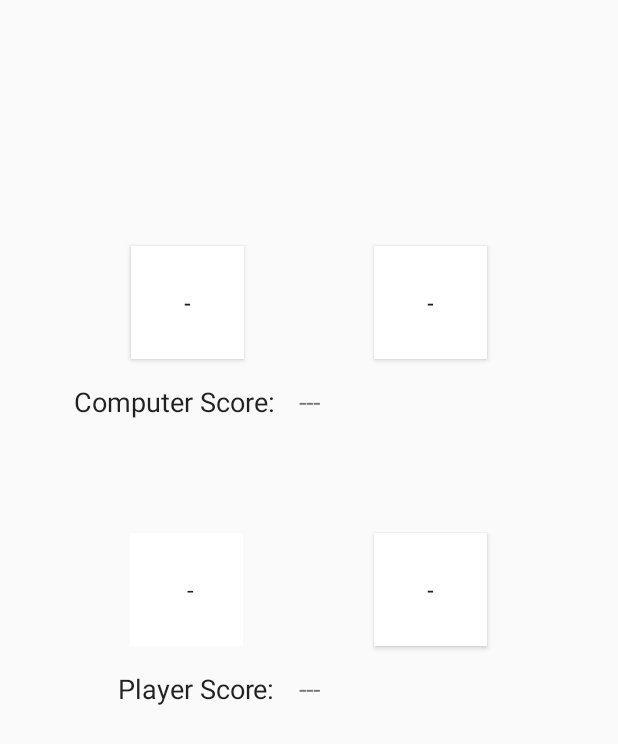
After one commit to maxschlesinger/team06_hw1, an Android app: the Gameplay_UI screen opened directly, with no data from a screen before it, on a phone screen of 412 x 824 dp. The commit adds this screen. Shown: the top 744 px of the screen. Run offline under Robolectric (Android 15) with nearby library versions, the phone set to English and light mode, and no system bars.

Commit message:
gameplay ui initial development
4 dice that are actually just buttons. One of which is a spinner. No need for additional real estate for other buttons. referenced strings are used to display text on rolled buttons. I figured this be the easy way to change the value displayed on the button.

```diff
--- a/HW1_DiceGame/app/src/main/AndroidManifest.xml
+++ b/HW1_DiceGame/app/src/main/AndroidManifest.xml
@@ -16,6 +16,13 @@
                 <category android:name="android.intent.category.LAUNCHER" />
             </intent-filter>
         </activity>
+        <activity android:name=".Gameplay_UI"
+            android:parentActivityName=".StartScreen">
+            <!-- The meta-data tag is required if you support API level 15 and lower -->
+            <meta-data
+                android:name="android.support.PARENT_ACTIVITY"
+                android:value=".StartScreen" />
+        </activity>
     </application>
 
 </manifest>
--- /dev/null
+++ b/HW1_DiceGame/app/src/main/java/edu/fullerton/csu/team06/hw1_dicegame/Gameplay_UI.java
@@ -0,0 +1,61 @@
+package edu.fullerton.csu.team06.hw1_dicegame;
+
+import android.content.Intent;
+import android.support.v7.app.AppCompatActivity;
+import android.os.Bundle;
+import android.view.View;
+import android.widget.AdapterView;
+import android.widget.ArrayAdapter;
+import android.widget.Spinner;
+import android.widget.Toast;
+
+public class Gameplay_UI extends AppCompatActivity {
+    Spinner spinner;
+    ArrayAdapter<CharSequence> adapter;
+
+    @Override
+    protected void onCreate(Bundle savedInstanceState) {
+        super.onCreate(savedInstanceState);
+        setContentView(R.layout.activity_gameplay__ui);
+
+        // Get the Intent that started this activity
+        Intent intent = getIntent();
+
+        spinner = (Spinner)findViewById(R.id.spinner);
+        adapter = ArrayAdapter.createFromResource(this,R.array.dice_values,android.R.layout.simple_spinner_item);
+        adapter.setDropDownViewResource(android.R.layout.simple_spinner_item);
+        spinner.setAdapter(adapter);
+
+        spinner.setOnItemSelectedListener(new AdapterView.OnItemSelectedListener() {
+            @Override
+            public void onItemSelected(AdapterView<?> parent, View view, int position, long id) {
+                if  (position > 1) {
+                    Toast.makeText(getBaseContext(), parent.getItemIdAtPosition(position) + " selected", Toast.LENGTH_SHORT).show();
+                    Player_choose(parent);
+                }
+            }
+
+            @Override
+            public void onNothingSelected(AdapterView<?> parent) {
+
+            }
+        });
+    }
+    /** Called when the user taps either of the CPU dice */
+    public void CPU_roll(View view) {
+        //System.out.println("CPU rolls 2 dice");
+        Toast.makeText(getBaseContext(),"CPU rolls 2 dice",Toast.LENGTH_SHORT).show();
+    }
+
+    /** Called when the player selects a value for the first player dice */
+    public void Player_choose(View view) {
+        //System.out.println("Player chooses first dice");
+        Toast.makeText(getBaseContext(),"Player chooses first dice",Toast.LENGTH_SHORT).show();
+    }
+
+    /** Called when the player taps the second player dice */
+    public void Player_roll(View view) {
+        //System.out.println("Player rolls second dice");
+        Toast.makeText(getBaseContext(),"Player rolls second dice",Toast.LENGTH_SHORT).show();
+    }
+}
--- a/HW1_DiceGame/app/src/main/java/edu/fullerton/csu/team06/hw1_dicegame/StartScreen.java
+++ b/HW1_DiceGame/app/src/main/java/edu/fullerton/csu/team06/hw1_dicegame/StartScreen.java
@@ -1,14 +1,23 @@
 package edu.fullerton.csu.team06.hw1_dicegame;
 
+import android.content.Intent;
 import android.support.v7.app.AppCompatActivity;
 import android.os.Bundle;
+import android.view.View;
 import android.view.Window;
 
 public class StartScreen extends AppCompatActivity {
-
+    public static final String EXTRA_MESSAGE = "com.example.myfirstapp.MESSAGE";
     @Override
     protected void onCreate(Bundle savedInstanceState) {
         super.onCreate(savedInstanceState);
         setContentView(R.layout.activity_start_screen);
     }
+
+    /** Called when the user taps the Play button */
+    public void playGame(View view) {
+        Intent intent = new Intent(this, Gameplay_UI.class);
+        startActivity(intent);
+    }
+
 }
--- /dev/null
+++ b/HW1_DiceGame/app/src/main/res/layout/activity_gameplay__ui.xml
@@ -0,0 +1,125 @@
+<?xml version="1.0" encoding="utf-8"?>
+<android.support.constraint.ConstraintLayout xmlns:android="http://schemas.android.com/apk/res/android"
+    xmlns:app="http://schemas.android.com/apk/res-auto"
+    xmlns:tools="http://schemas.android.com/tools"
+    android:layout_width="match_parent"
+    android:layout_height="match_parent"
+    android:background="@android:color/transparent"
+    tools:context=".Gameplay_UI">
+
+    <TextView
+        android:id="@+id/CPU_Score_lbl3"
+        android:layout_width="wrap_content"
+        android:layout_height="wrap_content"
+        android:layout_marginEnd="16dp"
+        android:layout_marginRight="16dp"
+        android:layout_marginTop="16dp"
+        android:text="Player Score:"
+        android:textAppearance="@style/TextAppearance.AppCompat"
+        android:textSize="18sp"
+        app:layout_constraintEnd_toStartOf="@+id/Player_Score_value"
+        app:layout_constraintTop_toBottomOf="@+id/spinner" />
+
+    <TextView
+        android:id="@+id/Player_Score_value"
+        android:layout_width="wrap_content"
+        android:layout_height="wrap_content"
+        android:layout_marginTop="16dp"
+        android:text="---"
+        android:textSize="18sp"
+        app:layout_constraintEnd_toEndOf="parent"
+        app:layout_constraintStart_toStartOf="parent"
+        app:layout_constraintTop_toBottomOf="@+id/PLYR_D2" />
+
+    <Button
+        android:id="@+id/PLYR_D2"
+        android:layout_width="75dp"
+        android:layout_height="75dp"
+        android:layout_marginTop="116dp"
+        android:background="@android:color/background_light"
+        android:enabled="true"
+        android:onClick="Player_roll"
+        android:text="@string/player_d2"
+        app:layout_constraintEnd_toEndOf="parent"
+        app:layout_constraintStart_toEndOf="@+id/CPU_D1"
+        app:layout_constraintTop_toBottomOf="@+id/CPU_D2"
+        tools:barrierDirection="left" />
+
+    <Button
+        android:id="@+id/CPU_D1"
+        android:layout_width="75dp"
+        android:layout_height="75dp"
+        android:layout_marginTop="164dp"
+        android:background="@android:color/background_light"
+        android:enabled="true"
+        android:onClick="CPU_roll"
+        android:text="@string/cpu_d1"
+        app:layout_constraintEnd_toStartOf="@+id/CPU_D2"
+        app:layout_constraintHorizontal_bias="0.5"
+        app:layout_constraintStart_toStartOf="parent"
+        app:layout_constraintTop_toTopOf="parent"
+        tools:barrierDirection="left" />
+
+    <Button
+        android:id="@+id/CPU_D2"
+        android:layout_width="75dp"
+        android:layout_height="75dp"
+        android:layout_marginTop="164dp"
+        android:background="@android:color/background_light"
+        android:enabled="true"
+        android:onClick="CPU_roll"
+        android:text="@string/cpu_d2"
+        app:layout_constraintEnd_toEndOf="parent"
+        app:layout_constraintHorizontal_bias="0.5"
+        app:layout_constraintStart_toEndOf="@+id/CPU_D1"
+        app:layout_constraintTop_toTopOf="parent"
+        tools:barrierDirection="left" />
+
+    <TextView
+        android:id="@+id/CPU_Score_lbl"
+        android:layout_width="wrap_content"
+        android:layout_height="wrap_content"
+        android:layout_marginEnd="16dp"
+        android:layout_marginRight="16dp"
+        android:layout_marginTop="16dp"
+        android:text="Computer Score:"
+        android:textAppearance="@style/TextAppearance.AppCompat"
+        android:textSize="18sp"
+        app:layout_constraintEnd_toStartOf="@+id/CPU_Score_value"
+        app:layout_constraintTop_toBottomOf="@+id/CPU_D1" />
+
+    <TextView
+        android:id="@+id/CPU_Score_value"
+        android:layout_width="wrap_content"
+        android:layout_height="wrap_content"
+        android:layout_marginTop="16dp"
+        android:text="---"
+        android:textSize="18sp"
+        app:layout_constraintEnd_toEndOf="parent"
+        app:layout_constraintStart_toStartOf="parent"
+        app:layout_constraintTop_toBottomOf="@+id/CPU_D2" />
+
+    <Spinner
+        android:id="@+id/spinner"
+        android:layout_width="75dp"
+        android:layout_height="75dp"
+        android:layout_marginTop="116dp"
+        android:background="@android:color/background_light"
+        android:gravity="right|center_vertical|center_horizontal"
+        app:layout_constraintEnd_toEndOf="parent"
+        app:layout_constraintHorizontal_bias="0.258"
+        app:layout_constraintStart_toStartOf="parent"
+        app:layout_constraintTop_toBottomOf="@+id/CPU_D1"
+        android:paddingLeft="30dp"
+        android:paddingRight="10dp"
+        android:paddingTop="2dp"
+        android:paddingBottom="2dp" />
+
+    <android.support.constraint.Guideline
+        android:id="@+id/guideline"
+        android:layout_width="wrap_content"
+        android:layout_height="wrap_content"
+        android:orientation="vertical"
+        app:layout_constraintGuide_begin="20dp" />
+
+</android.support.constraint.ConstraintLayout>
--- a/HW1_DiceGame/app/src/main/res/layout/activity_start_screen.xml
+++ b/HW1_DiceGame/app/src/main/res/layout/activity_start_screen.xml
@@ -16,9 +16,11 @@
         android:orientation="vertical">
 
         <Button
+            android:id="@+id/playGame"
             android:layout_width="wrap_content"
             android:layout_height="wrap_content"
             android:layout_gravity="center"
+            android:onClick="playGame"
             android:text="@string/play" />
 
         <Button
--- a/HW1_DiceGame/app/src/main/res/values/strings.xml
+++ b/HW1_DiceGame/app/src/main/res/values/strings.xml
@@ -5,4 +5,17 @@
     <string name="stats">Stats</string>
     <string name="options">Options</string>
     <string name="help">Help</string>
+    <string name="player_d1">-</string>
+    <string name="player_d2">-</string>
+    <string name="cpu_d1">-</string>
+    <string name="cpu_d2">-</string>
+    <string-array name= "dice_values">
+        <item>-</item>
+        <item>1</item>
+        <item>2</item>
+        <item>3</item>
+        <item>4</item>
+        <item>5</item>
+        <item>6</item>
+    </string-array>
 </resources>
```
